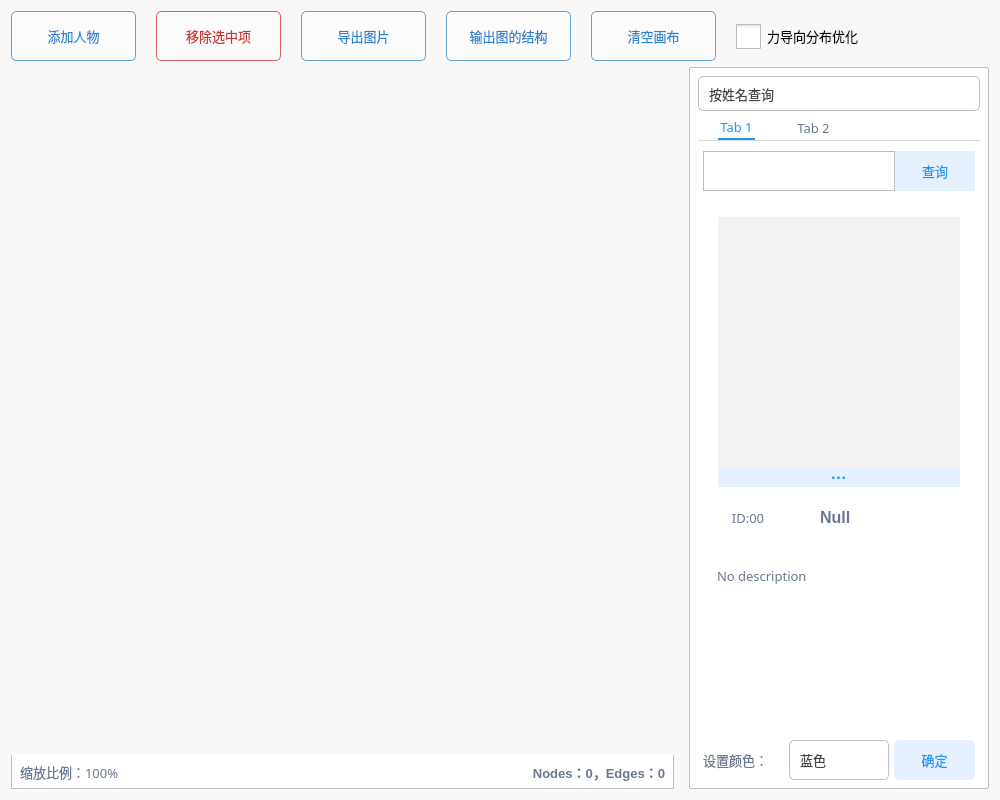
Qt form mycanvas.ui (zzaiyan/SocialNetwork) before a commit.
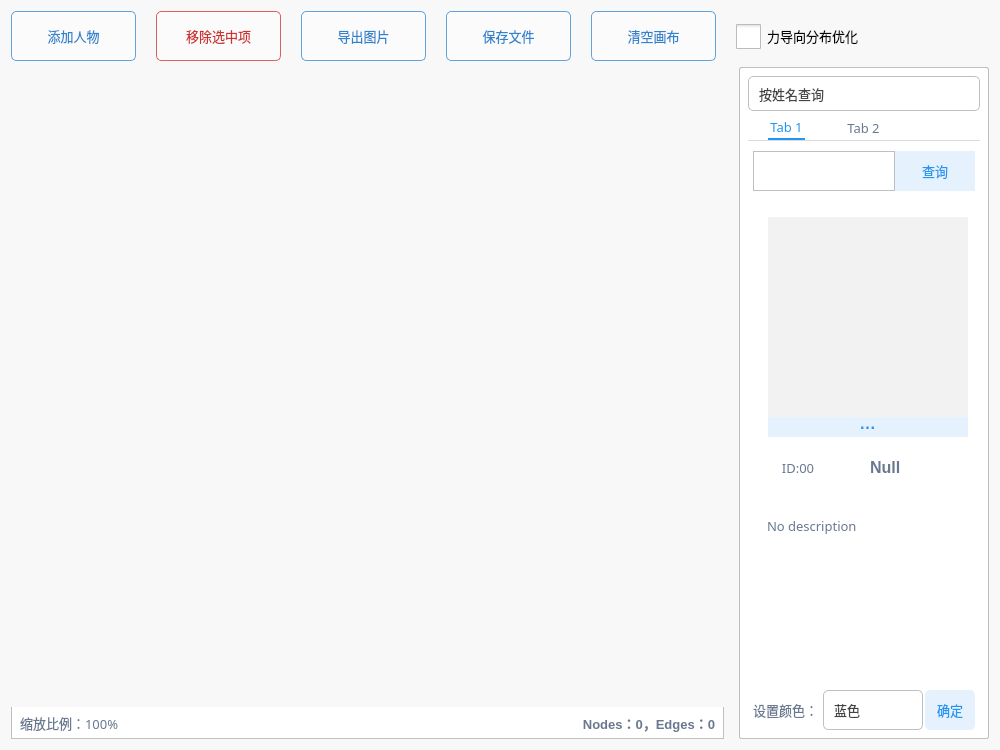
The same form after that commit. Icons and pictures are not drawn.

Commit message: 修复数据结构bug

```diff
--- a/mycanvas.ui
+++ b/mycanvas.ui
@@ -7,7 +7,7 @@
     <x>0</x>
     <y>0</y>
     <width>1000</width>
-    <height>800</height>
+    <height>750</height>
    </rect>
   </property>
   <property name="windowTitle">
@@ -251,7 +251,7 @@
         </font>
        </property>
        <property name="text">
-        <string>输出图的结构</string>
+        <string>保存文件</string>
        </property>
       </widget>
      </item>
@@ -403,13 +403,13 @@
       <widget class="QWidget" name="widget" native="true">
        <property name="minimumSize">
         <size>
-         <width>300</width>
+         <width>250</width>
          <height>0</height>
         </size>
        </property>
        <property name="maximumSize">
         <size>
-         <width>300</width>
+         <width>250</width>
          <height>16777215</height>
         </size>
        </property>
@@ -647,8 +647,8 @@
             </property>
             <property name="maximumSize">
              <size>
-              <width>167555</width>
-              <height>250</height>
+              <width>200</width>
+              <height>200</height>
              </size>
             </property>
             <property name="autoFillBackground">
@@ -681,10 +681,16 @@
            <widget class="QPushButton" name="openFile">
             <property name="minimumSize">
              <size>
-              <width>0</width>
+              <width>200</width>
               <height>20</height>
              </size>
             </property>
+            <property name="maximumSize">
+             <size>
+              <width>200</width>
+              <height>16777215</height>
+             </size>
+            </property>
             <property name="font">
              <font>
               <family>Microsoft YaHei UI</family>
```
The commit also changes 8 other files.
